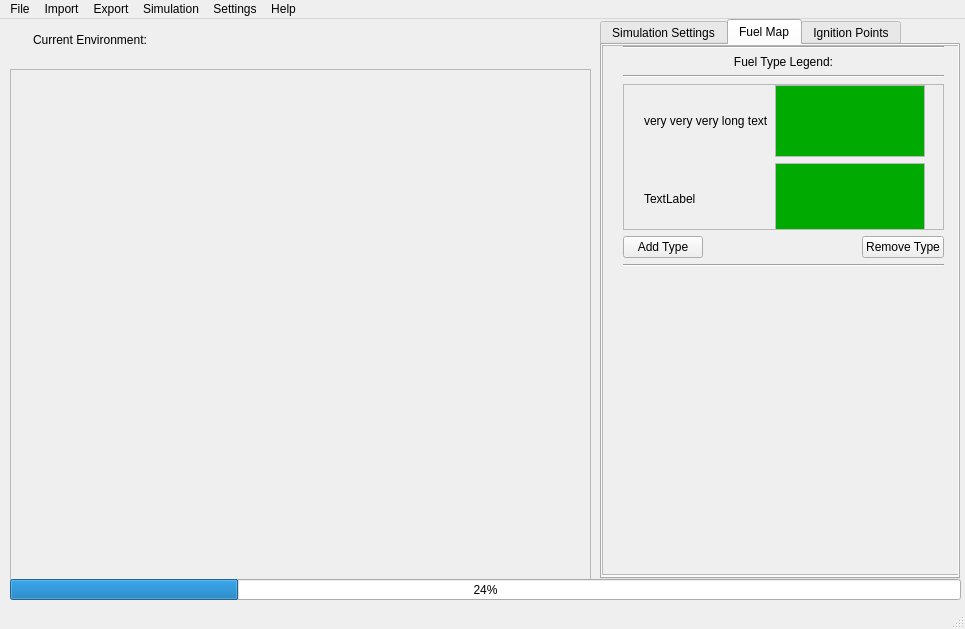
The window that src/qt_files/MainWindow.ui (luckek/FireScapeRx-dev) describes before a commit, drawn with Qt 5.
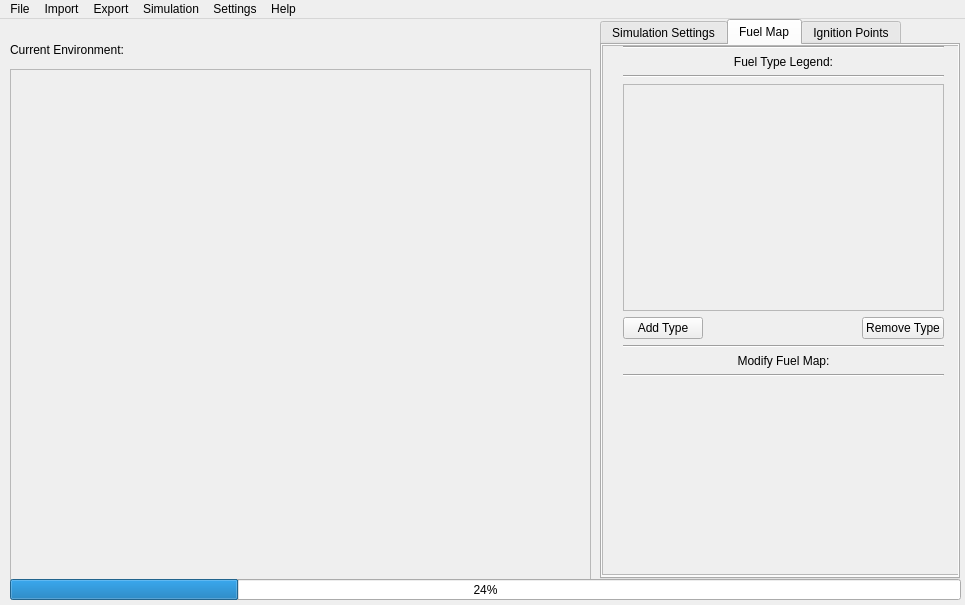
The same window after the commit. The open tabs and pages were chosen to show the change.

Commit message: Removed hard coded fuel type legend

```diff
--- a/src/qt_files/MainWindow.ui
+++ b/src/qt_files/MainWindow.ui
@@ -7,45 +7,13 @@
     <x>0</x>
     <y>0</y>
     <width>965</width>
-    <height>629</height>
+    <height>605</height>
    </rect>
   </property>
   <property name="windowTitle">
    <string>FireScape Rx</string>
   </property>
   <widget class="QWidget" name="central_widget">
-   <widget class="QWidget" name="horizontalLayoutWidget">
-    <property name="geometry">
-     <rect>
-      <x>0</x>
-      <y>0</y>
-      <width>151</width>
-      <height>41</height>
-     </rect>
-    </property>
-    <layout class="QHBoxLayout" name="horizontal_layout">
-     <item>
-      <spacer name="horizontal_spacer">
-       <property name="orientation">
-        <enum>Qt::Horizontal</enum>
-       </property>
-       <property name="sizeHint" stdset="0">
-        <size>
-         <width>20</width>
-         <height>20</height>
-        </size>
-       </property>
-      </spacer>
-     </item>
-     <item>
-      <widget class="QLabel" name="current_env_label">
-       <property name="text">
-        <string>Current Environment: </string>
-       </property>
-      </widget>
-     </item>
-    </layout>
-   </widget>
    <widget class="QScrollArea" name="scrollArea">
     <property name="geometry">
      <rect>
@@ -403,7 +371,7 @@
           <x>20</x>
           <y>0</y>
           <width>321</width>
-          <height>221</height>
+          <height>331</height>
          </rect>
         </property>
         <layout class="QVBoxLayout" name="verticalLayout_2">
@@ -442,148 +410,9 @@
               <x>0</x>
               <y>0</y>
               <width>317</width>
-              <height>138</height>
+              <height>218</height>
              </rect>
             </property>
-            <widget class="QWidget" name="verticalLayoutWidget_3">
-             <property name="geometry">
-              <rect>
-               <x>20</x>
-               <y>0</y>
-               <width>281</width>
-               <height>150</height>
-              </rect>
-             </property>
-             <layout class="QVBoxLayout" name="verticalLayout">
-              <item>
-               <layout class="QGridLayout" name="fuel_type_grid_layout">
-                <property name="verticalSpacing">
-                 <number>6</number>
-                </property>
-                <item row="0" column="1">
-                 <widget class="QGraphicsView" name="graphicsView">
-                  <property name="palette">
-                   <palette>
-                    <active>
-                     <colorrole role="Base">
-                      <brush brushstyle="SolidPattern">
-                       <color alpha="255">
-                        <red>0</red>
-                        <green>170</green>
-                        <blue>0</blue>
-                       </color>
-                      </brush>
-                     </colorrole>
-                    </active>
-                    <inactive>
-                     <colorrole role="Base">
-                      <brush brushstyle="SolidPattern">
-                       <color alpha="255">
-                        <red>0</red>
-                        <green>170</green>
-                        <blue>0</blue>
-                       </color>
-                      </brush>
-                     </colorrole>
-                    </inactive>
-                    <disabled>
-                     <colorrole role="Base">
-                      <brush brushstyle="SolidPattern">
-                       <color alpha="255">
-                        <red>255</red>
-                        <green>255</green>
-                        <blue>255</blue>
-                       </color>
-                      </brush>
-                     </colorrole>
-                    </disabled>
-                   </palette>
-                  </property>
-                  <property name="foregroundBrush">
-                   <brush brushstyle="NoBrush">
-                    <color alpha="255">
-                     <red>0</red>
-                     <green>170</green>
-                     <blue>0</blue>
-                    </color>
-                   </brush>
-                  </property>
-                  <property name="interactive">
-                   <bool>false</bool>
-                  </property>
-                 </widget>
-                </item>
-                <item row="1" column="0">
-                 <widget class="QLabel" name="label_2">
-                  <property name="text">
-                   <string>TextLabel</string>
-                  </property>
-                 </widget>
-                </item>
-                <item row="1" column="1">
-                 <widget class="QGraphicsView" name="graphicsView_2">
-                  <property name="palette">
-                   <palette>
-                    <active>
-                     <colorrole role="Base">
-                      <brush brushstyle="SolidPattern">
-                       <color alpha="255">
-                        <red>0</red>
-                        <green>170</green>
-                        <blue>0</blue>
-                       </color>
-                      </brush>
-                     </colorrole>
-                    </active>
-                    <inactive>
-                     <colorrole role="Base">
-                      <brush brushstyle="SolidPattern">
-                       <color alpha="255">
-                        <red>0</red>
-                        <green>170</green>
-                        <blue>0</blue>
-                       </color>
-                      </brush>
-                     </colorrole>
-                    </inactive>
-                    <disabled>
-                     <colorrole role="Base">
-                      <brush brushstyle="SolidPattern">
-                       <color alpha="255">
-                        <red>255</red>
-                        <green>255</green>
-                        <blue>255</blue>
-                       </color>
-                      </brush>
-                     </colorrole>
-                    </disabled>
-                   </palette>
-                  </property>
-                  <property name="foregroundBrush">
-                   <brush brushstyle="NoBrush">
-                    <color alpha="255">
-                     <red>0</red>
-                     <green>170</green>
-                     <blue>0</blue>
-                    </color>
-                   </brush>
-                  </property>
-                  <property name="interactive">
-                   <bool>false</bool>
-                  </property>
-                 </widget>
-                </item>
-                <item row="0" column="0">
-                 <widget class="QLabel" name="label">
-                  <property name="text">
-                   <string>very very very long text</string>
-                  </property>
-                 </widget>
-                </item>
-               </layout>
-              </item>
-             </layout>
-            </widget>
            </widget>
           </widget>
          </item>
@@ -625,6 +454,23 @@
            </property>
           </widget>
          </item>
+         <item>
+          <widget class="QLabel" name="modify_fuel_map_label">
+           <property name="text">
+            <string>Modify Fuel Map:</string>
+           </property>
+           <property name="alignment">
+            <set>Qt::AlignCenter</set>
+           </property>
+          </widget>
+         </item>
+         <item>
+          <widget class="Line" name="line_11">
+           <property name="orientation">
+            <enum>Qt::Horizontal</enum>
+           </property>
+          </widget>
+         </item>
         </layout>
        </widget>
       </widget>
@@ -636,6 +482,28 @@
      </attribute>
     </widget>
    </widget>
+   <widget class="QWidget" name="horizontalLayoutWidget">
+    <property name="geometry">
+     <rect>
+      <x>10</x>
+      <y>10</y>
+      <width>160</width>
+      <height>41</height>
+     </rect>
+    </property>
+    <layout class="QHBoxLayout" name="horizontalLayout_2">
+     <item>
+      <widget class="QLabel" name="current_env_label">
+       <property name="text">
+        <string>Current Environment:</string>
+       </property>
+       <property name="margin">
+        <number>5</number>
+       </property>
+      </widget>
+     </item>
+    </layout>
+   </widget>
   </widget>
   <widget class="QMenuBar" name="menubar">
    <property name="geometry">
@@ -705,7 +573,6 @@
    <addaction name="menu_settings"/>
    <addaction name="menu_help"/>
   </widget>
-  <widget class="QStatusBar" name="current_env"/>
   <action name="action_create_environment">
    <property name="text">
     <string>Create Environment</string>
```
Left out of the diff: 20 changed lines with no effect on the pictures. The commit also changes 1 other file.
